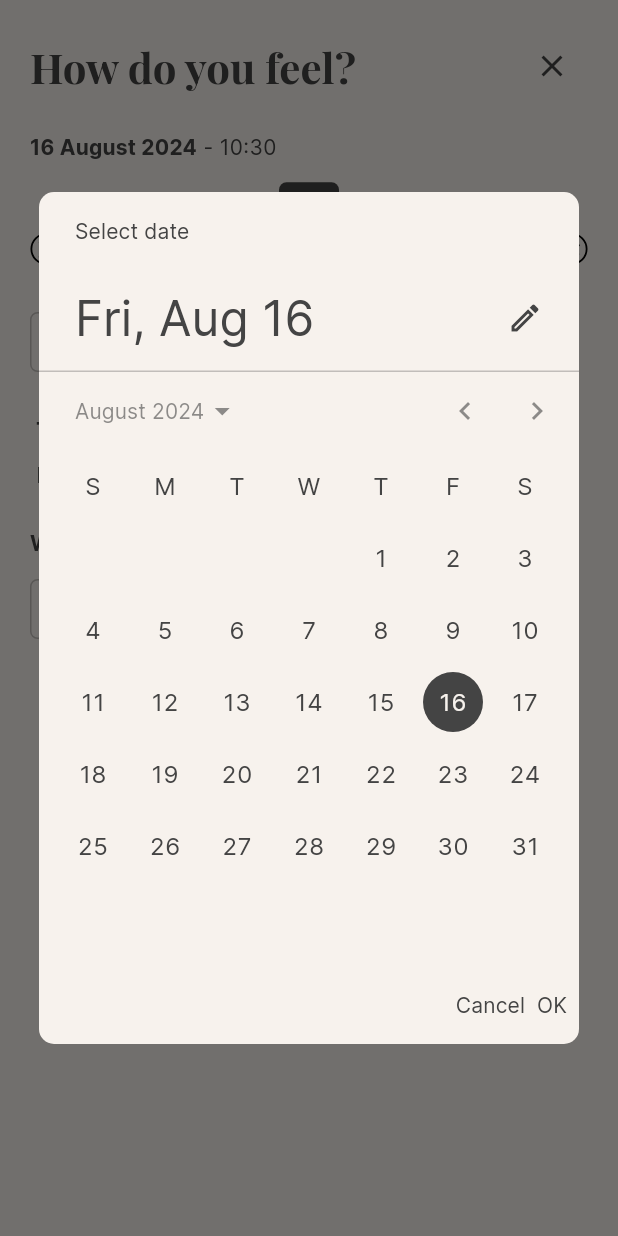
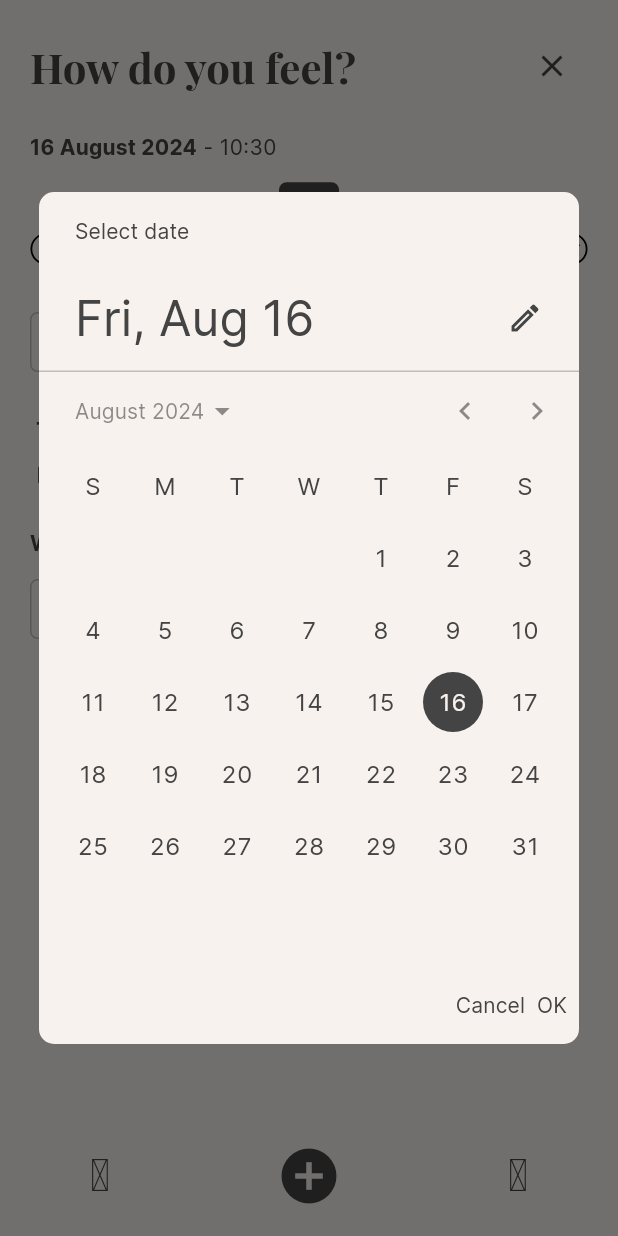
Before and after one commit to OscrTR/CalmNotes, a Flutter app: the EntryCreationPage screen opened by its route, after a tap on an icon or button, on a phone screen of 412 x 824 dp. Run offline on Flutter 3.47's test engine with Material 3 defaults, Android fonts, the phone set to English and light mode, and no system bars; our stand-ins replace awesome_notifications, easy_localization, fl_chart, flutter_layout_grid, flutter_svg, go_router and 3 more; accounts and stored records are empty.

```diff
--- a/lib/pages/entry_create.page.dart
+++ b/lib/pages/entry_create.page.dart
@@ -38,7 +38,9 @@ class _EntryCreationPageState extends State<EntryCreationPage> {
   @override
   Widget build(BuildContext context) {
     return Scaffold(
-      body: SingleChildScrollView(
+      body: Padding(
+        padding: const EdgeInsets.only(top: 20, bottom: 0, left: 20, right: 20),
+        child: SingleChildScrollView(
           child: Column(
             crossAxisAlignment: CrossAxisAlignment.start,
             children: [
@@ -56,6 +58,7 @@ class _EntryCreationPageState extends State<EntryCreationPage> {
               const SizedBox(height: 24),
               _buildSaveButton(context),
             ],
+          ),
         ),
       ),
     );
--- a/lib/pages/settings_page.dart
+++ b/lib/pages/settings_page.dart
@@ -20,7 +20,9 @@ class _SettingsPageState extends State<SettingsPage> {
   @override
   Widget build(BuildContext context) {
     return Scaffold(
-      body: Column(
+      body: Padding(
+        padding: const EdgeInsets.only(top: 20, bottom: 0, left: 20, right: 20),
+        child: Column(
           crossAxisAlignment: CrossAxisAlignment.start,
           mainAxisAlignment: MainAxisAlignment.start,
           children: [
@@ -33,6 +35,7 @@ class _SettingsPageState extends State<SettingsPage> {
             const SizedBox(height: 24),
             _buildLanguageSection(context),
           ],
+        ),
       ),
     );
   }
--- a/lib/providers/emotion_provider.dart
+++ b/lib/providers/emotion_provider.dart
@@ -68,6 +68,10 @@ class EmotionProvider extends ChangeNotifier {
   }
 
   void incrementEmotion(Emotion emotion) async {
+    if (emotion.id == null) {
+      print('Emotion ID is null. Cannot increment.');
+      return;
+    }
     await _databaseService.incrementSelectedEmotionCount(emotion.id!);
     _emotions.firstWhere((e) => e.id == emotion.id).selectedCount++;
     _emotionsToDisplay.firstWhere((e) => e.id == emotion.id).selectedCount++;
--- a/lib/router.dart
+++ b/lib/router.dart
@@ -56,33 +56,13 @@ final router = GoRouter(
               },
             ),
           ),
-          GoRoute(
-            path: '/entry/:entryId',
-            pageBuilder: (context, state) => CustomTransitionPage(
-              child: EntryDetailPage(
-                  entryId: int.parse(state.pathParameters['entryId']!)),
-              transitionsBuilder:
-                  (context, animation, secondaryAnimation, child) {
-                // No transition
-                return child;
-              },
-            ),
-          ),
         ],
         builder: (context, state, child) {
-          final RegExp entryPattern = RegExp(r'^/entry($|/.*)');
           return Scaffold(
               body: SafeArea(
-                child: Padding(
-                  padding: const EdgeInsets.only(
-                      left: 20.0, top: 20.0, right: 20.0, bottom: 0.0),
-                  child: child,
-                ),
+                child: child,
               ),
-              bottomNavigationBar: !entryPattern
-                      .hasMatch(GoRouterState.of(context).uri.toString())
-                  ? const CustomNavigationBar()
-                  : null);
+              bottomNavigationBar: const CustomNavigationBar());
         })
   ],
 );
--- a/pubspec.yaml
+++ b/pubspec.yaml
@@ -17,6 +17,7 @@ dependencies:
   go_router: ^14.2.1
   intl: ^0.19.0
   material_symbols_icons: ^4.2771.0
+  modal_bottom_sheet: ^3.0.0
   path: ^1.9.0
   provider: ^6.1.2
   sqflite: ^2.3.3+1
```
Also changed, not shown: lib/components/entry_details_widget.dart (renamed from lib/pages/entry_detail_page.dart, +26 -51 lines), lib/pages/home_page.dart (+15 -5 lines), lib/pages/statistics_page.dart (+6 -2 lines), pubspec.lock. Lines whose indentation alone changed are shown as unchanged.
